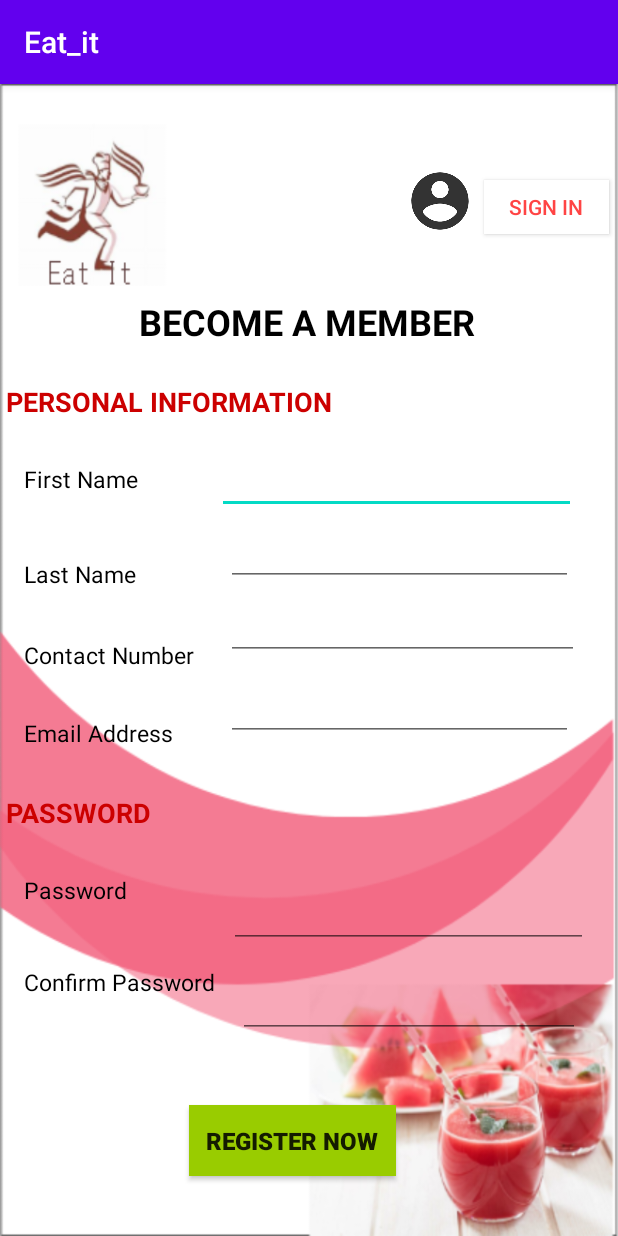
After one commit to kavindifernando/Eat_it_Y2.S2.G6.2, an Android app: the CustomerRegister screen opened directly, with no data from a screen before it, on a phone screen of 412 x 824 dp. The commit adds this screen. Run offline under Robolectric (Android 15) with nearby library versions, the phone set to English and light mode, and no system bars.

Commit message:
IT19066530_Customer Registration

```diff
--- a/app/src/main/AndroidManifest.xml
+++ b/app/src/main/AndroidManifest.xml
@@ -9,7 +9,7 @@
         android:roundIcon="@mipmap/ic_launcher_round"
         android:supportsRtl="true"
         android:theme="@style/AppTheme">
-
+        <activity android:name=".CustomerRegister"></activity>
         <activity
             android:name=".ui.login.LoginActivity"
             android:label="@string/title_activity_login" />
--- /dev/null
+++ b/app/src/main/java/com/example/eai_it/CustomerRegister.java
@@ -0,0 +1,14 @@
+package com.example.eai_it;
+
+import androidx.appcompat.app.AppCompatActivity;
+
+import android.os.Bundle;
+
+public class CustomerRegister extends AppCompatActivity {
+
+    @Override
+    protected void onCreate(Bundle savedInstanceState) {
+        super.onCreate(savedInstanceState);
+        setContentView(R.layout.activity_customer_register);
+    }
+}
--- /dev/null
+++ b/app/src/main/res/layout/activity_customer_register.xml
@@ -0,0 +1,260 @@
+<?xml version="1.0" encoding="utf-8"?>
+<androidx.constraintlayout.widget.ConstraintLayout xmlns:android="http://schemas.android.com/apk/res/android"
+    xmlns:app="http://schemas.android.com/apk/res-auto"
+    xmlns:tools="http://schemas.android.com/tools"
+    android:layout_width="match_parent"
+    android:layout_height="match_parent"
+    tools:context=".CustomerRegister"
+    android:background="@drawable/background">
+
+    <TextView
+        android:id="@+id/title"
+        android:layout_width="253dp"
+        android:layout_height="43dp"
+        android:text="@string/title1"
+        android:textColor="@android:color/black"
+        android:textSize="24sp"
+        android:textStyle="bold"
+        app:layout_constraintBottom_toBottomOf="parent"
+        app:layout_constraintEnd_toEndOf="parent"
+        app:layout_constraintHorizontal_bias="0.582"
+        app:layout_constraintStart_toStartOf="parent"
+        app:layout_constraintTop_toTopOf="parent"
+        app:layout_constraintVertical_bias="0.196" />
+
+    <TextView
+        android:id="@+id/title2"
+        android:layout_width="251dp"
+        android:layout_height="37dp"
+        android:text="@string/title2"
+        android:textColor="@android:color/holo_red_dark"
+        android:textSize="18sp"
+        android:textStyle="bold"
+        app:layout_constraintBottom_toBottomOf="parent"
+        app:layout_constraintEnd_toEndOf="parent"
+        app:layout_constraintHorizontal_bias="0.025"
+        app:layout_constraintStart_toStartOf="parent"
+        app:layout_constraintTop_toTopOf="parent"
+        app:layout_constraintVertical_bias="0.273" />
+
+    <TextView
+        android:id="@+id/fname"
+        android:layout_width="91dp"
+        android:layout_height="wrap_content"
+        android:layout_marginTop="16dp"
+        android:text="@string/fname"
+        app:layout_constraintEnd_toEndOf="parent"
+        app:layout_constraintHorizontal_bias="0.05"
+        app:layout_constraintStart_toStartOf="parent"
+        app:layout_constraintTop_toBottomOf="@+id/title2"
+        android:textColor="@android:color/black"
+        android:textSize="15dp"/>
+
+    <EditText
+        android:id="@+id/editTextTextPersonFName"
+        android:layout_width="239dp"
+        android:layout_height="46dp"
+        android:layout_marginTop="4dp"
+        android:ems="10"
+        android:inputType="textPersonName"
+        app:layout_constraintBottom_toBottomOf="parent"
+        app:layout_constraintEnd_toEndOf="parent"
+        app:layout_constraintHorizontal_bias="0.569"
+        app:layout_constraintStart_toEndOf="@+id/fname"
+        app:layout_constraintTop_toBottomOf="@+id/title2"
+        app:layout_constraintVertical_bias="0.0" />
+
+    <TextView
+        android:id="@+id/lname"
+        android:layout_width="wrap_content"
+        android:layout_height="wrap_content"
+        android:layout_marginStart="16dp"
+        android:layout_marginLeft="16dp"
+        android:layout_marginTop="40dp"
+        android:text="@string/lname"
+        android:textColor="@android:color/black"
+        android:textSize="15dp"
+        app:layout_constraintBottom_toBottomOf="parent"
+        app:layout_constraintStart_toStartOf="parent"
+        app:layout_constraintTop_toBottomOf="@+id/fname"
+        app:layout_constraintVertical_bias="0.004" />
+
+    <EditText
+        android:id="@+id/editTextTextPersonLName"
+        android:layout_width="231dp"
+        android:layout_height="48dp"
+        android:layout_marginStart="60dp"
+        android:layout_marginLeft="60dp"
+        android:ems="10"
+        android:inputType="textPersonName"
+        app:layout_constraintBottom_toBottomOf="parent"
+        app:layout_constraintStart_toEndOf="@+id/lname"
+        app:layout_constraintTop_toBottomOf="@+id/editTextTextPersonFName"
+        app:layout_constraintVertical_bias="0.0" />
+
+    <TextView
+        android:id="@+id/phone"
+        android:layout_width="wrap_content"
+        android:layout_height="wrap_content"
+        android:layout_marginStart="16dp"
+        android:layout_marginLeft="16dp"
+        android:inputType="textPhonetic"
+        android:text="@string/phone"
+        android:textColor="@android:color/black"
+        android:textSize="15dp"
+        app:layout_constraintBottom_toBottomOf="parent"
+        app:layout_constraintStart_toStartOf="parent"
+        app:layout_constraintTop_toBottomOf="@+id/lname"
+        app:layout_constraintVertical_bias="0.08" />
+
+    <EditText
+        android:id="@+id/editTextTextPhone"
+        android:layout_width="235dp"
+        android:layout_height="42dp"
+        android:ems="10"
+        android:inputType="textPersonName"
+        app:layout_constraintBottom_toBottomOf="parent"
+        app:layout_constraintEnd_toEndOf="parent"
+        app:layout_constraintHorizontal_bias="0.45"
+        app:layout_constraintStart_toEndOf="@+id/phone"
+        app:layout_constraintTop_toBottomOf="@+id/editTextTextPersonLName"
+        app:layout_constraintVertical_bias="0.019" />
+
+    <TextView
+        android:id="@+id/email"
+        android:layout_width="wrap_content"
+        android:layout_height="wrap_content"
+        android:layout_marginStart="16dp"
+        android:layout_marginLeft="16dp"
+        android:text="@string/email"
+        android:textColor="@android:color/black"
+        android:textSize="15dp"
+        app:layout_constraintBottom_toBottomOf="parent"
+        app:layout_constraintStart_toStartOf="parent"
+        app:layout_constraintTop_toBottomOf="@+id/phone"
+        app:layout_constraintVertical_bias="0.086" />
+
+    <EditText
+        android:id="@+id/editTextTextEmail"
+        android:layout_width="231dp"
+        android:layout_height="44dp"
+        android:ems="10"
+        android:inputType="textEmailAddress"
+        app:layout_constraintBottom_toBottomOf="parent"
+        app:layout_constraintEnd_toEndOf="parent"
+        app:layout_constraintHorizontal_bias="0.542"
+        app:layout_constraintStart_toEndOf="@+id/email"
+        app:layout_constraintTop_toBottomOf="@+id/editTextTextPhone"
+        app:layout_constraintVertical_bias="0.03" />
+
+    <TextView
+        android:id="@+id/title3"
+        android:layout_width="wrap_content"
+        android:layout_height="wrap_content"
+        android:text="@string/title3"
+        android:textColor="@android:color/holo_red_dark"
+        android:textSize="18sp"
+        android:textStyle="bold"
+        app:layout_constraintBottom_toBottomOf="parent"
+        app:layout_constraintEnd_toEndOf="parent"
+        app:layout_constraintHorizontal_bias="0.012"
+        app:layout_constraintStart_toStartOf="parent"
+        app:layout_constraintTop_toTopOf="parent"
+        app:layout_constraintVertical_bias="0.637" />
+
+    <TextView
+        android:id="@+id/pwd"
+        android:layout_width="wrap_content"
+        android:layout_height="wrap_content"
+        android:layout_marginStart="16dp"
+        android:layout_marginLeft="16dp"
+        android:layout_marginTop="12dp"
+        android:text="@string/pwd"
+        android:textColor="@android:color/black"
+        android:textSize="15dp"
+        app:layout_constraintBottom_toBottomOf="parent"
+        app:layout_constraintStart_toStartOf="parent"
+        app:layout_constraintTop_toBottomOf="@+id/title3"
+        app:layout_constraintVertical_bias="0.071" />
+
+    <TextView
+        android:id="@+id/confirmPwd"
+        android:layout_width="wrap_content"
+        android:layout_height="wrap_content"
+        android:layout_marginStart="16dp"
+        android:layout_marginLeft="16dp"
+        android:text="@string/confirmPwd"
+        android:textColor="@android:color/black"
+        android:textSize="15dp"
+        app:layout_constraintBottom_toBottomOf="parent"
+        app:layout_constraintStart_toStartOf="parent"
+        app:layout_constraintTop_toBottomOf="@+id/pwd"
+        app:layout_constraintVertical_bias="0.2" />
+
+    <EditText
+        android:id="@+id/editTextTextPwd"
+        android:layout_width="239dp"
+        android:layout_height="53dp"
+        android:layout_marginStart="68dp"
+        android:layout_marginLeft="68dp"
+        android:layout_marginBottom="192dp"
+        android:ems="10"
+        android:inputType="textPassword"
+        app:layout_constraintBottom_toBottomOf="parent"
+        app:layout_constraintEnd_toEndOf="parent"
+        app:layout_constraintHorizontal_bias="0.0"
+        app:layout_constraintStart_toEndOf="@+id/pwd" />
+
+    <EditText
+        android:id="@+id/editTextTextCpwd"
+        android:layout_width="228dp"
+        android:layout_height="49dp"
+        android:ems="10"
+        android:inputType="textPassword"
+        app:layout_constraintBottom_toBottomOf="parent"
+        app:layout_constraintEnd_toEndOf="parent"
+        app:layout_constraintHorizontal_bias="0.377"
+        app:layout_constraintStart_toEndOf="@+id/confirmPwd"
+        app:layout_constraintTop_toBottomOf="@+id/editTextTextPwd"
+        app:layout_constraintVertical_bias="0.076" />
+
+    <ImageView
+        android:id="@+id/imageView"
+        android:layout_width="44dp"
+        android:layout_height="49dp"
+        android:src="@drawable/account"
+        app:layout_constraintBottom_toBottomOf="parent"
+        app:layout_constraintEnd_toEndOf="parent"
+        app:layout_constraintHorizontal_bias="0.738"
+        app:layout_constraintStart_toStartOf="parent"
+        app:layout_constraintTop_toTopOf="parent"
+        app:layout_constraintVertical_bias="0.074" />
+
+    <Button
+        android:id="@+id/signIn_btn"
+        android:layout_width="83dp"
+        android:layout_height="36dp"
+        android:layout_marginTop="64dp"
+        android:background="@android:color/white"
+        android:text="@string/signIn_btn"
+        android:textColor="@android:color/holo_red_light"
+        app:layout_constraintEnd_toEndOf="parent"
+        app:layout_constraintHorizontal_bias="0.538"
+        app:layout_constraintStart_toEndOf="@+id/imageView"
+        app:layout_constraintTop_toTopOf="parent" />
+
+    <Button
+        android:id="@+id/reg_btn"
+        android:layout_width="138dp"
+        android:layout_height="47dp"
+        android:layout_marginBottom="40dp"
+        android:background="@android:color/holo_green_light"
+        android:text="@string/Reg_btn"
+        android:textSize="16dp"
+        android:textStyle="bold"
+        app:layout_constraintBottom_toBottomOf="parent"
+        app:layout_constraintEnd_toEndOf="parent"
+        app:layout_constraintHorizontal_bias="0.461"
+        app:layout_constraintStart_toStartOf="parent" />
+
+</androidx.constraintlayout.widget.ConstraintLayout>
--- a/app/src/main/res/values/strings.xml
+++ b/app/src/main/res/values/strings.xml
@@ -9,4 +9,16 @@
     <string name="invalid_username">Not a valid username</string>
     <string name="invalid_password">Password must be >5 characters</string>
     <string name="login_failed">"Login failed"</string>
+
+    <string name="title1" translatable="false">BECOME A MEMBER</string>
+    <string name="title2" translatable="false">PERSONAL INFORMATION</string>
+    <string name="title3" translatable="false">PASSWORD</string>
+    <string name="fname" translatable="false">First Name</string>
+    <string name="lname" translatable="false">Last Name</string>
+    <string name="phone" translatable="false">Contact Number</string>
+    <string name="email" translatable="false">Email Address</string>
+    <string name="pwd" translatable="false">Password</string>
+    <string name="confirmPwd" translatable="false">Confirm Password</string>
+    <string name="signIn_btn" translatable="false">SIGN IN</string>
+    <string name="Reg_btn" translatable="false">REGISTER NOW</string>
 </resources>
```
Also changed, not shown: app/src/main/res/drawable/account.png (added), app/src/main/res/drawable/background.png (added).
